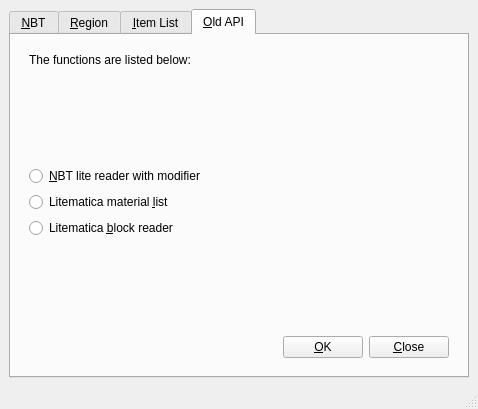
Before: the Qt Designer form src/qt/mainwindow.ui in DreamHelium/dhlrc, drawn with Qt 5.
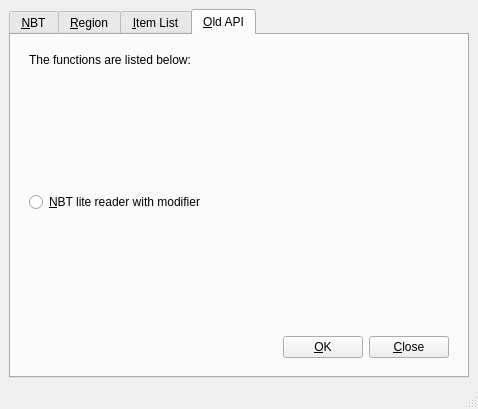
After: the same form once the commit is applied. The open tabs and pages were chosen to show the change.

Commit message: [0.3.3-pre] Region can multiple to item list

Patch:
```diff
--- a/src/qt/mainwindow.ui
+++ b/src/qt/mainwindow.ui
@@ -176,20 +176,6 @@
                  </property>
                 </widget>
                </item>
-               <item>
-                <widget class="QRadioButton" name="lrcBtn">
-                 <property name="text">
-                  <string>Litematica material &amp;list</string>
-                 </property>
-                </widget>
-               </item>
-               <item>
-                <widget class="QRadioButton" name="lrcExtendBtn">
-                 <property name="text">
-                  <string>Litematica &amp;block reader</string>
-                 </property>
-                </widget>
-               </item>
                <item>
                 <spacer name="verticalSpacer">
                  <property name="orientation">
```
Left out of the diff: 14 changed lines with no effect on the pictures. The commit also changes 14 other files.
